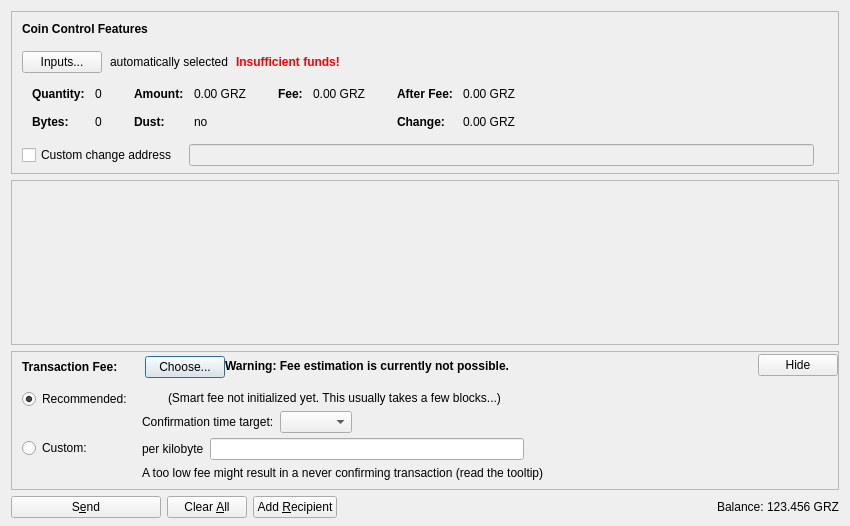
Above: src/qt/forms/sendcoinsdialog.ui from minblock/cureoptedcoin before the change. Below: the same form after it.
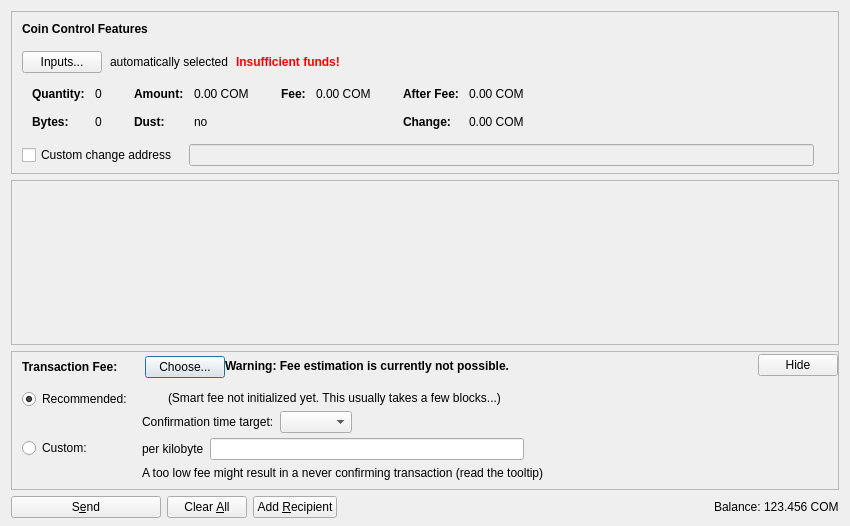
That is the form after the change. Icons and pictures are not drawn. Custom widgets are drawn as their Qt base class.

```diff
--- a/src/qt/forms/sendcoinsdialog.ui
+++ b/src/qt/forms/sendcoinsdialog.ui
@@ -324,7 +324,7 @@
                   <enum>Qt::ActionsContextMenu</enum>
                  </property>
                  <property name="text">
-                  <string notr="true">0.00 GRZ</string>
+                  <string notr="true">0.00 COM</string>
                  </property>
                  <property name="textInteractionFlags">
                   <set>Qt::LinksAccessibleByMouse|Qt::TextSelectableByKeyboard|Qt::TextSelectableByMouse</set>
@@ -404,7 +404,7 @@
                   <enum>Qt::ActionsContextMenu</enum>
                  </property>
                  <property name="text">
-                  <string notr="true">0.00 GRZ</string>
+                  <string notr="true">0.00 COM</string>
                  </property>
                  <property name="textInteractionFlags">
                   <set>Qt::LinksAccessibleByMouse|Qt::TextSelectableByKeyboard|Qt::TextSelectableByMouse</set>
@@ -455,7 +455,7 @@
                   <enum>Qt::ActionsContextMenu</enum>
                  </property>
                  <property name="text">
-                  <string notr="true">0.00 GRZ</string>
+                  <string notr="true">0.00 COM</string>
                  </property>
                  <property name="textInteractionFlags">
                   <set>Qt::LinksAccessibleByMouse|Qt::TextSelectableByKeyboard|Qt::TextSelectableByMouse</set>
@@ -484,7 +484,7 @@
                   <enum>Qt::ActionsContextMenu</enum>
                  </property>
                  <property name="text">
-                  <string notr="true">0.00 GRZ</string>
+                  <string notr="true">0.00 COM</string>
                  </property>
                  <property name="textInteractionFlags">
                   <set>Qt::LinksAccessibleByMouse|Qt::TextSelectableByKeyboard|Qt::TextSelectableByMouse</set>
@@ -1204,7 +1204,7 @@
           <cursorShape>IBeamCursor</cursorShape>
          </property>
          <property name="text">
-          <string notr="true">123.456 GRZ</string>
+          <string notr="true">123.456 COM</string>
          </property>
          <property name="textInteractionFlags">
           <set>Qt::LinksAccessibleByMouse|Qt::TextSelectableByKeyboard|Qt::TextSelectableByMouse</set>
```
